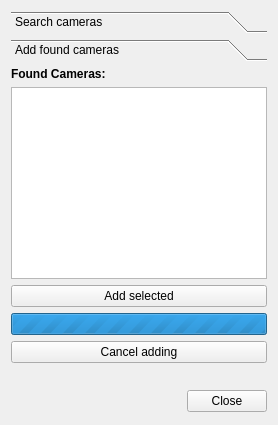
Above: client/src/ui/dialogs/camera_addition_dialog.ui from networkoptix/nx_open before the change. Below: the same form after it.
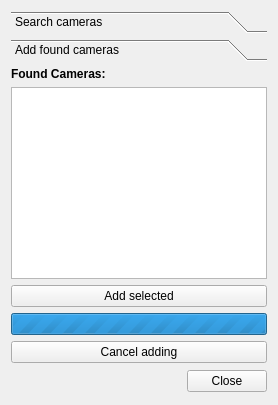
That is the form after the change. The open tabs and pages were chosen to show the change. Custom widgets are drawn as their Qt base class.

Commit message:
Manual camera addition dialog
<==== Mercurial data ====>
Branch: master

```diff
--- a/client/src/ui/dialogs/camera_addition_dialog.ui
+++ b/client/src/ui/dialogs/camera_addition_dialog.ui
@@ -294,7 +294,7 @@
         <x>0</x>
         <y>0</y>
         <width>269</width>
-        <height>335</height>
+        <height>312</height>
        </rect>
       </property>
       <property name="sizePolicy">
@@ -407,19 +407,6 @@
          </property>
         </widget>
        </item>
-       <item>
-        <widget class="QLabel" name="validateLabelAdd">
-         <property name="sizePolicy">
-          <sizepolicy hsizetype="Preferred" vsizetype="Fixed">
-           <horstretch>0</horstretch>
-           <verstretch>0</verstretch>
-          </sizepolicy>
-         </property>
-         <property name="text">
-          <string/>
-         </property>
-        </widget>
-       </item>
       </layout>
      </widget>
     </widget>
```
Left out of the diff: 14 changed lines with no effect on the pictures. The commit also changes 2 other files.
